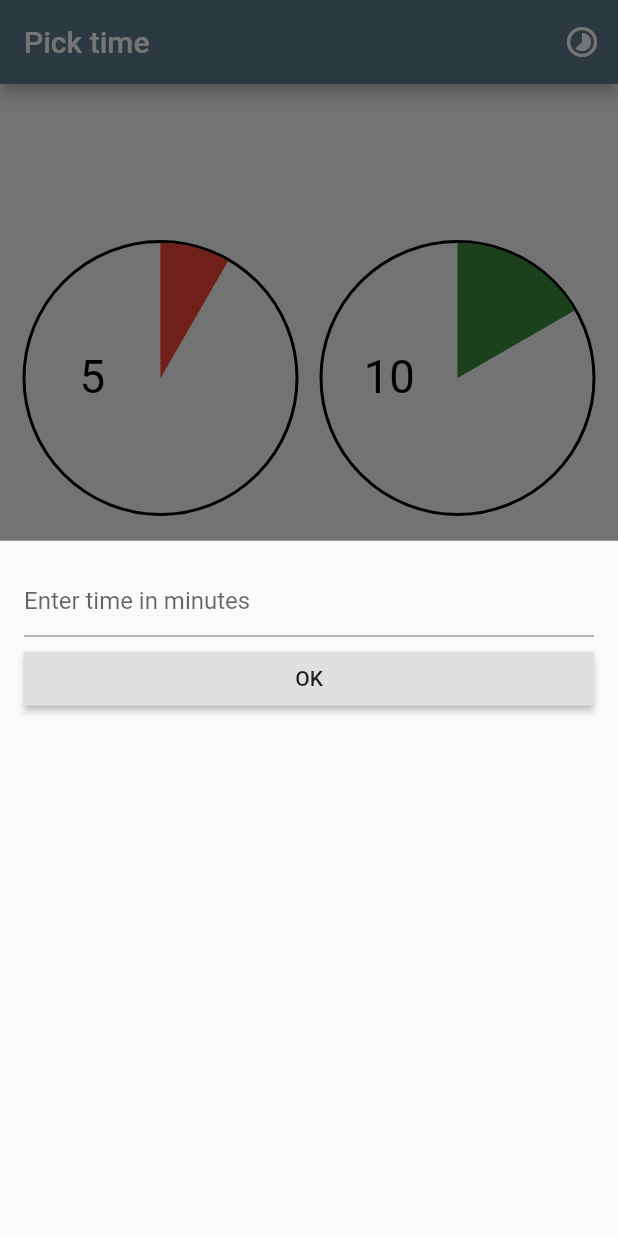
After one commit to lohanidamodar/flutter_dalton_timer_fork, a Flutter app: the screen it shows after launch, after a tap on the "timelapse" icon, on a phone screen of 412 x 824 dp. The commit adds this screen. Run offline on Flutter 3.47's test engine with Material 2 defaults, Android fonts, the phone set to English and light mode, and no system bars.

Commit message:
Rearrange sources, extract faces sublibrary

```diff
--- /dev/null
+++ b/lib/pages/time_selection.dart
@@ -0,0 +1,144 @@
+
+
+import 'package:dalton_timer/pages/timer.dart';
+import 'package:dalton_timer/widgets/faces.dart';
+import 'package:flutter/material.dart';
+
+class TimeSelectionPage extends StatefulWidget {
+  const TimeSelectionPage({
+    Key key,
+  }) : super(key: key);
+
+  @override
+  _TimeSelectionPageState createState() {
+    return new _TimeSelectionPageState();
+  }
+}
+
+class _TimeSelectionPageState extends State<TimeSelectionPage> {
+  String _minutesText;
+  void _onDurationSelected(Color color, Duration duration) {
+    print("duration selected $duration");
+    Navigator.of(context).push(MaterialPageRoute(
+          builder: (BuildContext context) => TimerPage(
+                timerColor: color,
+                initialDuration: duration,
+              ),
+        ));
+  }
+
+  @override
+  Widget build(BuildContext context) {
+    final GlobalKey<State<TextField>> timeInput = GlobalKey();
+    _minutesText = null;
+    return Scaffold(
+      appBar: AppBar(
+        title: Text("Pick time"),
+        actions: <Widget>[
+          IconButton(
+            icon: Icon(Icons.timelapse),
+            onPressed: () {
+               showModalBottomSheet<Duration>(context: context,
+               builder: (BuildContext c) => Container(
+                 padding: EdgeInsets.all(16.0),
+                  child: Column(
+                    crossAxisAlignment: CrossAxisAlignment.stretch,
+                    children: <Widget>[
+                      TextField(
+                        decoration: InputDecoration(hintText: "Enter time in minutes",),
+                       keyboardType: TextInputType.numberWithOptions(),
+                       key: timeInput,
+                       onChanged: (text) { _minutesText = text;},
+                      ),
+                      SizedBox(height: 4.0,),
+                      RaisedButton(onPressed: (){
+                          int minutes = int.parse(_minutesText);
+                          Navigator.of(context).pop(Duration(minutes: minutes));
+                      },
+                      child: Text("OK"),),
+                    ],
+                  ),
+               ),).then((durationPicked)=> _onDurationSelected(Colors.brown, durationPicked));
+            },
+          )
+        ],
+      ),
+      body: Padding(
+        padding: const EdgeInsets.all(8.0),
+        child: Column(
+          mainAxisAlignment: MainAxisAlignment.start,
+          children: <Widget>[
+            Expanded(
+              child: Row(
+                mainAxisAlignment: MainAxisAlignment.spaceEvenly,
+                mainAxisSize: MainAxisSize.max,
+                crossAxisAlignment: CrossAxisAlignment.stretch,
+                children: <Widget>[
+                  _TimerCell(
+                    color: Colors.red,
+                    duration: Duration(minutes: 5),
+                    onTap: _onDurationSelected,
+                  ),
+                  _TimerCell(
+                    color: Colors.green.shade700,
+                    duration: Duration(minutes: 10),
+                    onTap: _onDurationSelected,
+                  ),
+                ],
+              ),
+            ),
+            Expanded(
+              child: Row(
+                mainAxisAlignment: MainAxisAlignment.spaceEvenly,
+                mainAxisSize: MainAxisSize.max,
+                crossAxisAlignment: CrossAxisAlignment.stretch,
+                children: <Widget>[
+                  _TimerCell(
+                    onTap: _onDurationSelected,
+                    color: Colors.lightBlue,
+                    duration: Duration(minutes: 15),
+                  ),
+                  _TimerCell(
+                    color: Colors.amber.shade600,
+                    duration: Duration(minutes: 30),
+                    onTap: _onDurationSelected,
+                  ),
+                ],
+              ),
+            ),
+          ],
+        ),
+      ),
+    );
+  }
+}
+
+class _TimerCell extends StatelessWidget {
+  final Duration duration;
+  final Color color;
+  final _DurationSelected onTap;
+
+  const _TimerCell({Key key, this.duration, this.color, this.onTap})
+      : super(key: key);
+
+  @override
+  Widget build(BuildContext context) {
+    return Expanded(
+      child: GestureDetector(
+        onTap: () => this.onTap(color, duration),
+        child: Hero(
+          tag: duration,
+          child: Padding(
+            padding: const EdgeInsets.all(8.0),
+            child: FaceWithShadow(
+              color,
+              duration,
+            ),
+          ),
+        ),
+      ),
+    );
+  }
+}
+
+typedef void _DurationSelected(Color color, Duration duration);
--- a/lib/timer.dart
+++ b/lib/pages/timer.dart
@@ -1,6 +1,4 @@
-import 'dart:async';
-
-import 'package:dalton_timer/widgets/timerface.dart';
+import 'package:dalton_timer/widgets/faces.dart';
 import 'package:flutter/material.dart';
 
 class TimerPage extends StatelessWidget {
@@ -78,7 +76,7 @@ class _TimerClockState extends State<_TimerClock>
           tag: widget.initialDuration,
           child: Padding(
             padding: EdgeInsets.all(12.0),
-            child: TimerFace(widget.timerColor,
+            child: FaceWithShadow(widget.timerColor,
                 _running ? _remainingAnimation.value : widget.initialDuration,
                 initialDuration: widget.initialDuration,),
           ),
--- /dev/null
+++ b/lib/widgets/faces.dart
@@ -0,0 +1 @@
+export 'src_faces/face_with_shadow.dart';
--- /dev/null
+++ b/lib/widgets/src_faces/face_with_shadow.dart
@@ -0,0 +1,128 @@
+
+import 'dart:math';
+
+import 'package:flutter/material.dart';
+
+class FaceWithShadow extends StatelessWidget {
+  final Color color;
+  final Duration duration;
+  final Duration initialDuration;
+
+  const FaceWithShadow(this.color, this.duration, {Key key, this.initialDuration}) :
+   super(key: key);
+  @override
+  Widget build(BuildContext context) {
+    return CustomPaint(
+      foregroundPainter: _FaceWithShadowRemaining(color, duration),
+      painter: _FaceWithShadowBackground(color, initialDuration ?? duration),
+    );
+  }
+}
+
+const Duration _HOUR = Duration(hours: 1);
+const double _2_PI = 2* pi;
+
+class _FaceWithShadowRemaining extends CustomPainter {
+
+  final Color color;
+  final Duration duration;
+  final double _angle;
+  final Paint _remainingPaint;
+  final Color _lightTextColor;
+  final Color _darkTextColor;
+
+  _FaceWithShadowRemaining(this.color, this.duration):
+  this._angle = _2_PI * (duration.inMilliseconds / _HOUR.inMilliseconds),
+        _remainingPaint = Paint()
+          ..color = color
+          ..style = PaintingStyle.fill,
+        _lightTextColor = Colors.white70,
+        _darkTextColor = Colors.black;
+
+  @override
+    bool shouldRepaint(CustomPainter oldDelegate) {
+      if (oldDelegate is _FaceWithShadowRemaining){
+        return !(oldDelegate.duration == duration && oldDelegate.color == color);
+      } else {
+        return true;
+      }
+    }
+    @override
+  void paint(Canvas canvas, Size size) {
+    final centerX = size.width / 2;
+    final centerY = size.height / 2;
+    final center = Offset(centerX, centerY);
+    final radius = min(centerX, centerY);
+    final startAngle = - pi / 2;
+    // draw duration
+    canvas.drawArc(Rect.fromCircle(center: center, radius: radius - 1.0),
+        startAngle, _angle, true, _remainingPaint);
+
+    // presenting text
+    final aboveHalfAnHour = _angle > pi;
+    Color textColor;
+    String text = "${duration.inMinutes}";
+    double textX;
+
+    if (aboveHalfAnHour) {
+      textColor = _lightTextColor;
+      textX = centerX + radius / 2;
+    } else {
+      textColor = _darkTextColor;
+      textX = centerX - radius / 2;
+    }
+    final timePainter = TextPainter(
+      text: TextSpan(
+        text: text,
+        style: TextStyle(color: textColor, fontSize: radius / 3.0),
+      ),
+      textAlign: TextAlign.left,
+      textDirection: TextDirection.ltr,
+    );
+    timePainter.layout(maxWidth: radius / 2);
+    timePainter.paint(
+        canvas,
+        Offset(
+            textX - timePainter.width / 2, centerY - timePainter.height / 2));
+
+    }
+}
+
+class _FaceWithShadowBackground extends CustomPainter {
+  final Color color;
+  final Paint _faceBorderPaint;
+  final Duration initialDuration;
+  final Paint _shadowPaint;
+  _FaceWithShadowBackground(this.color, this.initialDuration)
+      :
+   _faceBorderPaint = Paint()
+          ..color = Colors.black
+          ..style = PaintingStyle.stroke
+          ..strokeWidth = 2.0,
+          _shadowPaint = Paint()
+          ..color = color.withOpacity(0.4)
+          ..style = PaintingStyle.fill;
+
+  @override
+  void paint(Canvas canvas, Size size) {
+    final centerX = size.width / 2;
+    final centerY = size.height / 2;
+    final center = Offset(centerX, centerY);
+    final radius = min(centerX, centerY);
+    // draw face border
+    canvas.drawCircle(center, radius, _faceBorderPaint);
+
+    final startAngle = -pi / 2;
+    // draw shadow
+    final initialSweepAngle = (initialDuration.inMilliseconds / _HOUR.inMilliseconds) * 2 * pi;
+    canvas.drawArc(Rect.fromCircle(center: center, radius: radius - 1.0),
+        startAngle, initialSweepAngle, true, _shadowPaint);
+}
+
+  @override
+  bool shouldRepaint(CustomPainter oldDelegate) {
+    final _oldPainter = (oldDelegate as _FaceWithShadowBackground);
+    return !(_oldPainter.color == this.color &&
+        _oldPainter.initialDuration == this.initialDuration);
+  }
+}
```
Also changed, not shown: lib/main.dart (+6 -158 lines), lib/widgets/timerface.dart (deleted, +0 -101 lines).
